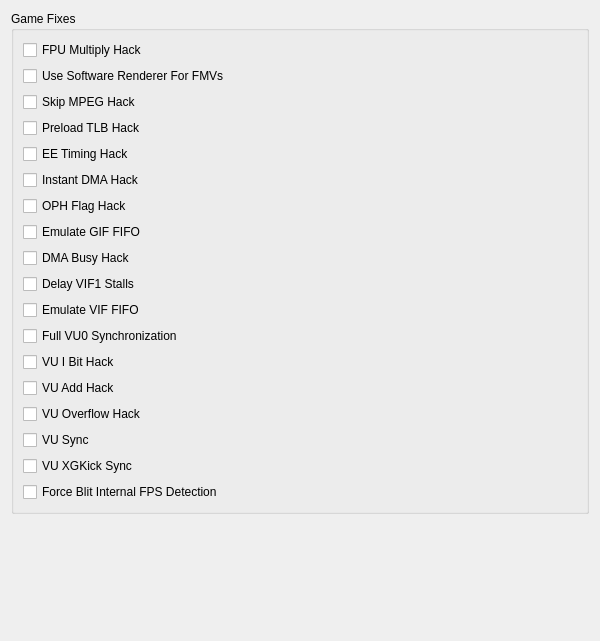
Above: pcsx2-qt/Settings/GameFixSettingsWidget.ui from PCSX2/pcsx2 before the change. Below: the same form after it.
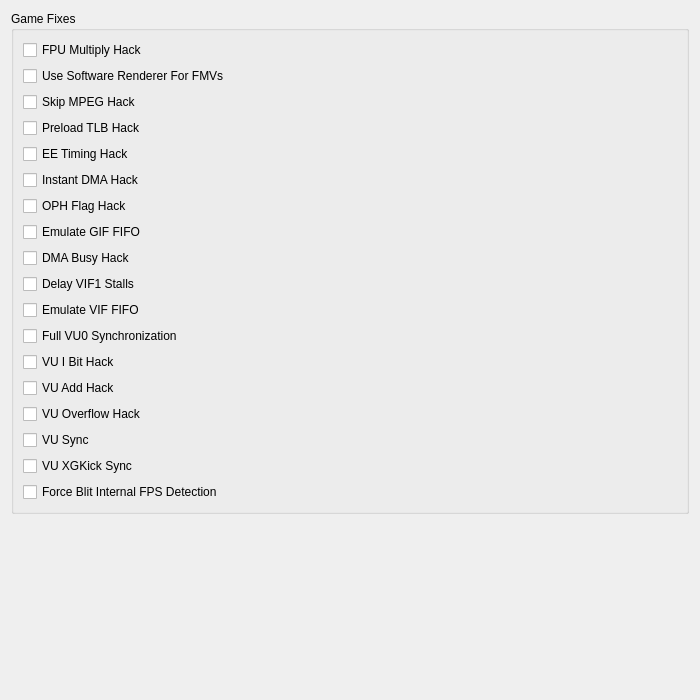
That is the form after the change.

Commit message: Qt: Fix various settings window layout issues

Patch:
```diff
--- a/pcsx2-qt/Settings/GameFixSettingsWidget.ui
+++ b/pcsx2-qt/Settings/GameFixSettingsWidget.ui
@@ -6,8 +6,8 @@
    <rect>
     <x>0</x>
     <y>0</y>
-    <width>600</width>
-    <height>641</height>
+    <width>700</width>
+    <height>700</height>
    </rect>
   </property>
   <layout class="QVBoxLayout" name="verticalLayout_3">
@@ -154,7 +154,7 @@
      <property name="sizeHint" stdset="0">
       <size>
        <width>20</width>
-       <height>40</height>
+       <height>0</height>
       </size>
      </property>
     </spacer>
```
The commit also changes 31 other files.
